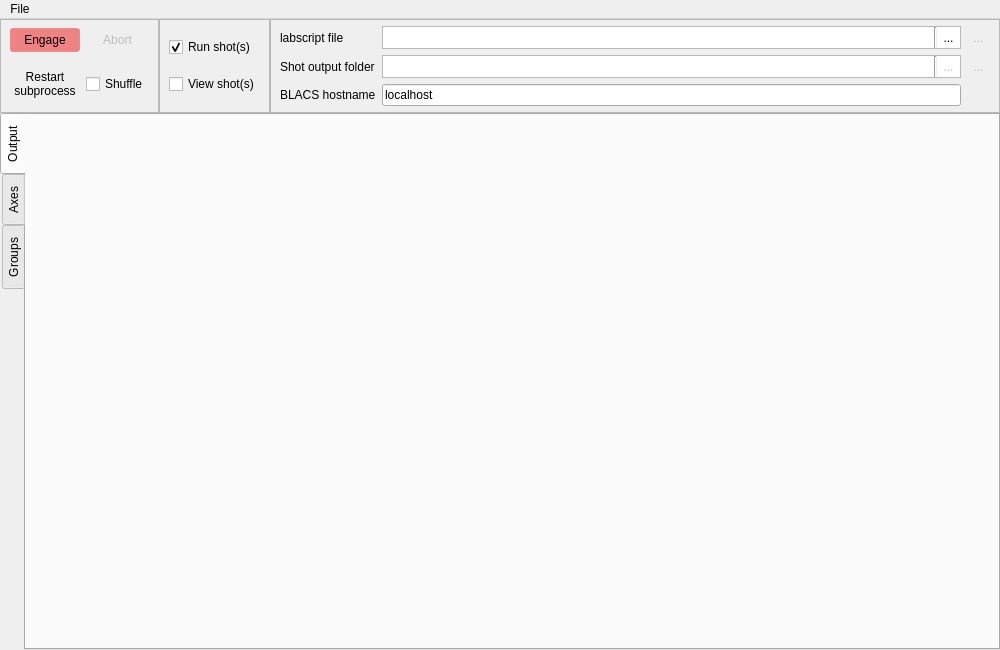
The window that main.ui (labscript-suite-bitbucket-archive-old/dihm-runmanager--forked-from--labscript_suite-runmanager) describes before a commit, drawn with Qt 5.
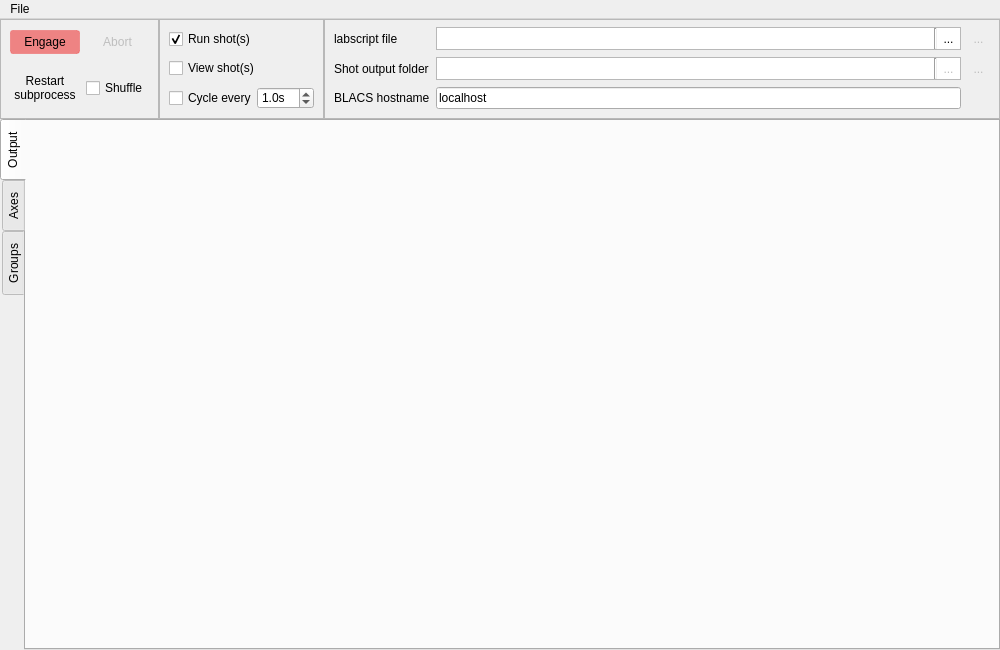
The same window after the commit. Icons and pictures are not drawn. Custom widgets are drawn as their Qt base class.

Commit message: Added periodic engage via QTimer. Timeout is user configurable via GUI between 0.1 to 99.9s in 100ms increments.

What changed in the file:
```diff
--- a/main.ui
+++ b/main.ui
@@ -277,6 +277,72 @@
            </property>
           </widget>
          </item>
+         <item>
+          <layout class="QHBoxLayout" name="cycle_layout">
+           <property name="spacing">
+            <number>0</number>
+           </property>
+           <item>
+            <widget class="QCheckBox" name="checkBox_cycle">
+             <property name="toolTip">
+              <string>Auto-Engage Every X seconds</string>
+             </property>
+             <property name="text">
+              <string>Cycle every</string>
+             </property>
+            </widget>
+           </item>
+           <item>
+            <widget class="QDoubleSpinBox" name="doubleSpinBox_cycle_time">
+             <property name="sizePolicy">
+              <sizepolicy hsizetype="Minimum" vsizetype="Fixed">
+               <horstretch>0</horstretch>
+               <verstretch>0</verstretch>
+              </sizepolicy>
+             </property>
+             <property name="baseSize">
+              <size>
+               <width>0</width>
+               <height>0</height>
+              </size>
+             </property>
+             <property name="toolTip">
+              <string>Cycle Time in seconds</string>
+             </property>
+             <property name="buttonSymbols">
+              <enum>QAbstractSpinBox::UpDownArrows</enum>
+             </property>
+             <property name="specialValueText">
+              <string/>
+             </property>
+             <property name="correctionMode">
+              <enum>QAbstractSpinBox::CorrectToNearestValue</enum>
+             </property>
+             <property name="prefix">
+              <string/>
+             </property>
+             <property name="suffix">
+              <string>s</string>
+             </property>
+             <property name="decimals">
+              <number>1</number>
+             </property>
+             <property name="minimum">
+              <double>0.100000000000000</double>
+             </property>
+             <property name="maximum">
+              <double>99.900000000000006</double>
+             </property>
+             <property name="singleStep">
+              <double>0.100000000000000</double>
+             </property>
+             <property name="value">
+              <double>1.000000000000000</double>
+             </property>
+            </widget>
+           </item>
+          </layout>
+         </item>
         </layout>
        </widget>
       </item>
```
The commit also changes 1 other file.
